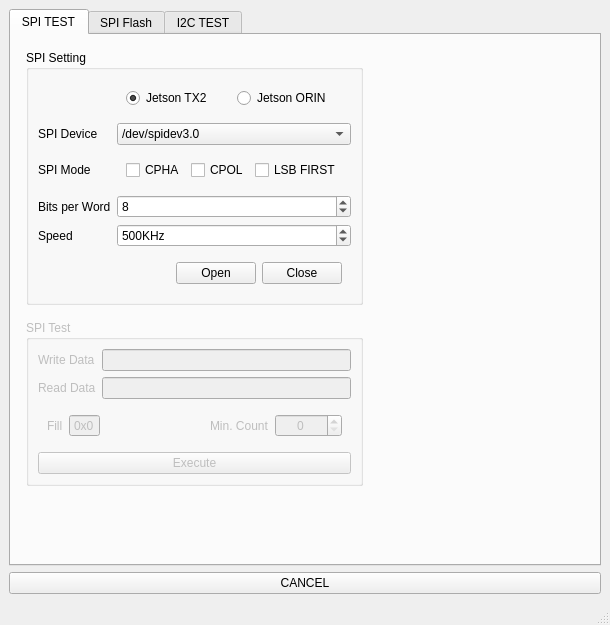
Old version of the form mainwindow.ui in the repository NSJ-student/spiflash_by_spidev.
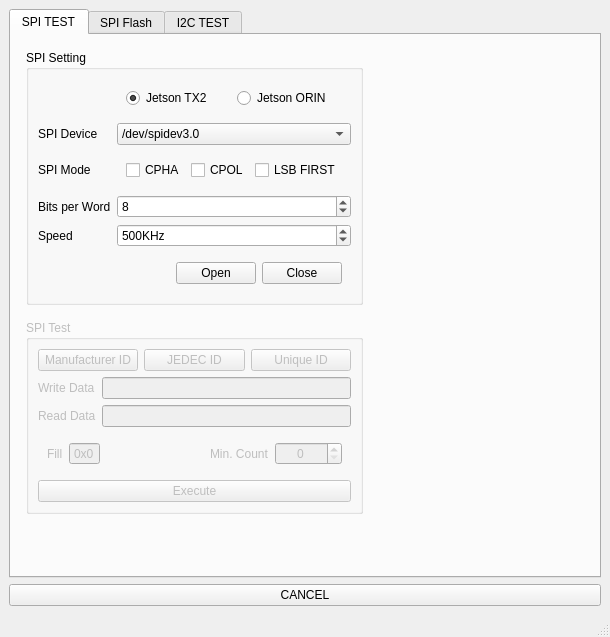
New version of the form. The open tabs and pages were chosen to show the change. Icons and pictures are not drawn.

Commit message: add Manufacturer ID, JEDEC ID, Unique ID macro

Patch:
```diff
--- a/mainwindow.ui
+++ b/mainwindow.ui
@@ -7,7 +7,7 @@
     <x>0</x>
     <y>0</y>
     <width>610</width>
-    <height>625</height>
+    <height>637</height>
    </rect>
   </property>
   <property name="windowTitle">
@@ -208,42 +208,21 @@
            <string>SPI Test</string>
           </property>
           <layout class="QGridLayout" name="gridLayout_2">
-           <item row="0" column="0">
+           <item row="1" column="0">
             <widget class="QLabel" name="label_7">
              <property name="text">
               <string>Write Data</string>
              </property>
             </widget>
            </item>
-           <item row="1" column="0">
+           <item row="2" column="0">
             <widget class="QLabel" name="label_8">
              <property name="text">
               <string>Read Data</string>
              </property>
             </widget>
            </item>
-           <item row="1" column="1">
-            <widget class="QLineEdit" name="txtSpiReadData">
-             <property name="font">
-              <font>
-               <family>Courier New</family>
-              </font>
-             </property>
-             <property name="readOnly">
-              <bool>true</bool>
-             </property>
-            </widget>
-           </item>
-           <item row="0" column="1">
-            <widget class="QLineEdit" name="txtSpiWriteData">
-             <property name="font">
-              <font>
-               <family>Courier New</family>
-              </font>
-             </property>
-            </widget>
-           </item>
-           <item row="3" column="0" colspan="2">
+           <item row="4" column="0" colspan="2">
             <layout class="QHBoxLayout" name="horizontalLayout_5">
              <item>
               <widget class="QPushButton" name="btnSpiTestExecute">
@@ -254,7 +233,31 @@
              </item>
             </layout>
            </item>
-           <item row="2" column="0" colspan="2">
+           <item row="2" column="1">
+            <widget class="QLineEdit" name="txtSpiReadData">
+             <property name="font">
+              <font>
+               <family>Courier New</family>
+              </font>
+             </property>
+             <property name="readOnly">
+              <bool>false</bool>
+             </property>
+             <property name="clearButtonEnabled">
+              <bool>true</bool>
+             </property>
+            </widget>
+           </item>
+           <item row="1" column="1">
+            <widget class="QLineEdit" name="txtSpiWriteData">
+             <property name="font">
+              <font>
+               <family>Courier New</family>
+              </font>
+             </property>
+            </widget>
+           </item>
+           <item row="3" column="0" colspan="2">
             <widget class="QFrame" name="frame">
              <layout class="QHBoxLayout" name="horizontalLayout_3">
               <item>
@@ -322,6 +325,51 @@
              </layout>
             </widget>
            </item>
+           <item row="0" column="0" colspan="2">
+            <widget class="QFrame" name="frame_7">
+             <property name="frameShape">
+              <enum>QFrame::NoFrame</enum>
+             </property>
+             <property name="frameShadow">
+              <enum>QFrame::Raised</enum>
+             </property>
+             <layout class="QHBoxLayout" name="horizontalLayout_13">
+              <property name="leftMargin">
+               <number>0</number>
+              </property>
+              <property name="topMargin">
+               <number>0</number>
+              </property>
+              <property name="rightMargin">
+               <number>0</number>
+              </property>
+              <property name="bottomMargin">
+               <number>0</number>
+              </property>
+              <item>
+               <widget class="QPushButton" name="btnReadManufacturerId">
+                <property name="text">
+                 <string>Manufacturer ID</string>
+                </property>
+               </widget>
+              </item>
+              <item>
+               <widget class="QPushButton" name="btnReadJedecId">
+                <property name="text">
+                 <string>JEDEC ID</string>
+                </property>
+               </widget>
+              </item>
+              <item>
+               <widget class="QPushButton" name="btnReadUniqueId">
+                <property name="text">
+                 <string>Unique ID</string>
+                </property>
+               </widget>
+              </item>
+             </layout>
+            </widget>
+           </item>
           </layout>
          </widget>
         </item>
```
Left out of the diff: 54 changed lines with no effect on the pictures. The commit also changes 2 other files.
